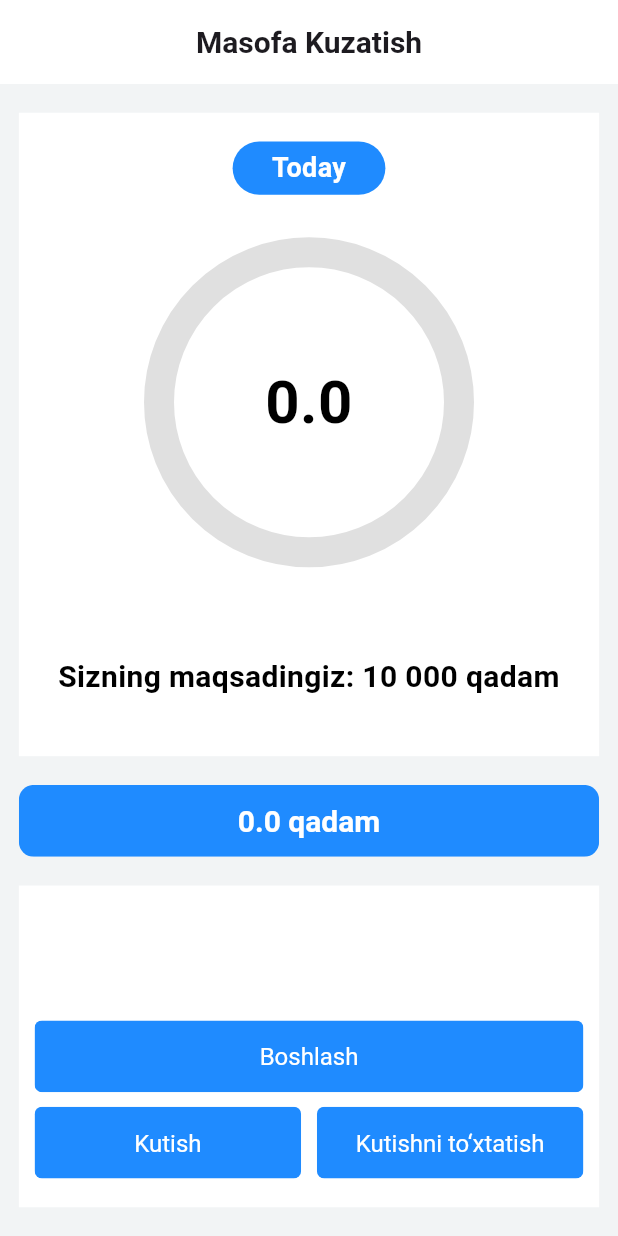
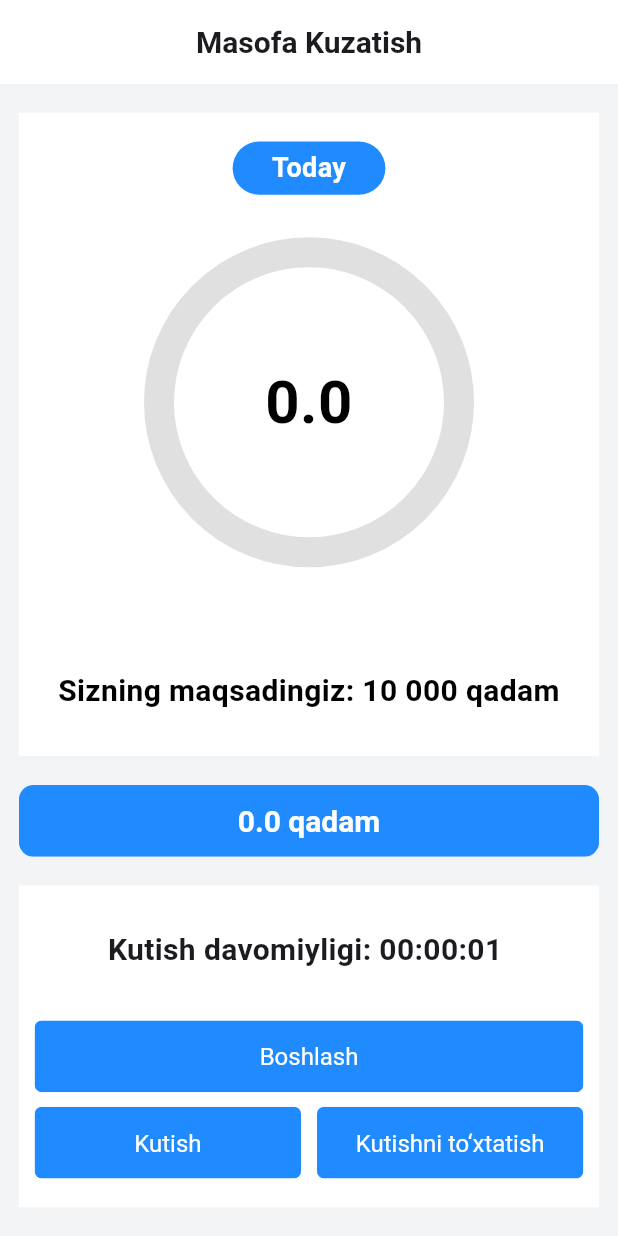
Before and after one commit to obidkhandev/tracking_app, a Flutter app: the screen it shows after launch, after a tap on "Kutish", on a phone screen of 412 x 824 dp. Run offline on Flutter 3.47's test engine with Material 3 defaults, Android fonts, the light colour scheme and no system bars; our stand-ins replace bloc, equatable, flutter_bloc, geolocator; missing offline and left inert: background_fetch.

Commit message:
some fix

```diff
--- /dev/null
+++ b/lib/core/utils/duration_formatter.dart
@@ -0,0 +1,12 @@
+String formatDuration(Duration duration) {
+  String twoDigits(int n) {
+    if (n >= 10) return "$n"; // 10 dan katta bo‘lsa, o‘zini qaytaradi
+    return "0$n"; // 10 dan kichik bo‘lsa, oldiga 0 qo‘shadi
+  }
+
+  String hours = twoDigits(duration.inHours);
+  String minutes = twoDigits(duration.inMinutes.remainder(60));
+  String seconds = twoDigits(duration.inSeconds.remainder(60));
+
+  return "$hours:$minutes:$seconds"; // Natijani formatlaydi
+}
--- a/lib/data/backround_service.dart
+++ b/lib/data/backround_service.dart
@@ -6,10 +6,13 @@ void backgroundFetchHeadlessTask(String taskId) async {
 
 void initializeBackgroundFetch() {
   BackgroundFetch.configure(BackgroundFetchConfig(
-    minimumFetchInterval: 15,
+    minimumFetchInterval: 1,
     stopOnTerminate: false,
     enableHeadless: true,
   ), (taskId) {
+
+
+    print("Background fetch triggered with taskId: $taskId");
     backgroundFetchHeadlessTask(taskId);
   });
 }
--- a/lib/main.dart
+++ b/lib/main.dart
@@ -13,11 +13,10 @@ void main() async {
 class MyApp extends StatelessWidget {
   const MyApp({super.key});
 
-  // This widget is the root of your application.
   @override
   Widget build(BuildContext context) {
     SizeConfig().init(context);
-    return const MaterialApp(
+    return  const MaterialApp(
       debugShowCheckedModeBanner: false,
       title: 'Tracking App',
       home: TrackingScreen(),
--- a/lib/presentation/screens/tracking/tracking_screen.dart
+++ b/lib/presentation/screens/tracking/tracking_screen.dart
@@ -1,16 +1,12 @@
 import 'package:flutter/material.dart';
 import 'package:flutter_bloc/flutter_bloc.dart';
+import 'package:track_distance/core/utils/duration_formatter.dart';
 import 'package:track_distance/core/utils/size_config.dart';
 import 'package:track_distance/core/values/app_colors.dart';
 import 'package:track_distance/core/widgets/custom_button.dart';
 import 'package:track_distance/presentation/cubit/tracking_cubit.dart';
-// import 'package:track_distance/presentation/screens/tracking/widget/bar_chart.dart';
-import 'package:track_distance/presentation/screens/tracking/widget/tab_button.dart';
 import 'package:track_distance/presentation/screens/tracking/widget/top_section.dart';
 
-
-
-// Main Screen
 class TrackingScreen extends StatelessWidget {
   const TrackingScreen({super.key});
 
@@ -34,7 +30,7 @@ class TrackingScreen extends StatelessWidget {
         ),
         body: BlocBuilder<TrackingCubit, TrackingState>(
           builder: (context, state) {
-        final bloc = context.read<TrackingCubit>();
+            final bloc = context.read<TrackingCubit>();
             return Padding(
               padding:
                   EdgeInsets.symmetric(horizontal: wi(12), vertical: he(20)),
@@ -57,18 +53,23 @@ class TrackingScreen extends StatelessWidget {
                       ),
                       child: Padding(
                         padding: EdgeInsets.symmetric(
-                          horizontal: wi(10),
-                          vertical: he(20),
-                        ),
+                            horizontal: wi(10), vertical: he(20)),
                         child: Column(
                           children: [
+                            SizedBox(height: he(10)),
+                            Text(
+                              "Kutish davomiyligi: ${formatDuration(state.waitingDuration)} ",
+                              style: const TextStyle(
+                                fontWeight: FontWeight.w700,
+                                fontSize: 20,
+                              ),
+                            ),
                             const Spacer(),
                             CustomButton(
                               text: "Boshlash",
                               onTap: () async {
                                 await bloc.startTracking();
                               },
-
                             ),
                             SizedBox(height: he(10)),
                             Row(
@@ -76,14 +77,18 @@ class TrackingScreen extends StatelessWidget {
                                 Expanded(
                                   child: CustomButton(
                                     text: "Kutish",
-                                    onTap: () {},
+                                    onTap: () {
+                                      bloc.startWaiting(); // Start waiting if user is stationary
+                                    },
                                   ),
                                 ),
                                 SizedBox(width: wi(10)),
                                 Expanded(
                                   child: CustomButton(
                                     text: "Kutishni to‘xtatish",
-                                    onTap: () {},
+                                    onTap: () {
+                                      bloc.stopWaiting(); // Stop waiting if user resumes movement
+                                    },
                                   ),
                                 ),
                               ],
--- a/lib/presentation/screens/tracking/widget/top_section.dart
+++ b/lib/presentation/screens/tracking/widget/top_section.dart
@@ -38,24 +38,24 @@ class TopSection extends StatelessWidget {
                     ),
                     SizedBox(height: he(40)),
                     Stack(
-                      alignment: Alignment.center, // Ensure all children are centered
+                      alignment: Alignment.center,
                       children: [
                         AnimatedCircularProgress(
                           currentStep: state.totalDistance,
                           totalSteps: 10000,
-                          progressColor: AppColors.primaryColor, // Progress circle color
-                          backgroundColor: Colors.grey.shade300, // Background circle color
+                          progressColor: AppColors.primaryColor,
+                          backgroundColor: Colors.grey.shade300,
                           strokeWidth: 20,
                         ),
                          Center(
                           child: Text(
                             state.totalDistance.toStringAsFixed(1),
-                            style: TextStyle(
+                            style: const TextStyle(
                               fontSize: 40,
                               fontWeight: FontWeight.bold,
                               color: Colors.black,
                             ),
-                            textAlign: TextAlign.center, // Center align the text itself
+                            textAlign: TextAlign.center,
                           ),
                         ),
                       ],
@@ -68,9 +68,9 @@ class TopSection extends StatelessWidget {
                         fontWeight: FontWeight.w700,
                         color: Colors.black,
                       ),
-                      textAlign: TextAlign.center, // Center align the text itself
+                      textAlign: TextAlign.center,
                     ),
-                    SizedBox(height: he(30)),
+                    SizedBox(height: he(20)),
                   ],
                 ),
               ),
```
Also changed, not shown: lib/presentation/cubit/tracking_cubit.dart (+52 -34 lines), pubspec.yaml (+3 -68 lines), pubspec.lock, 1 other file.
